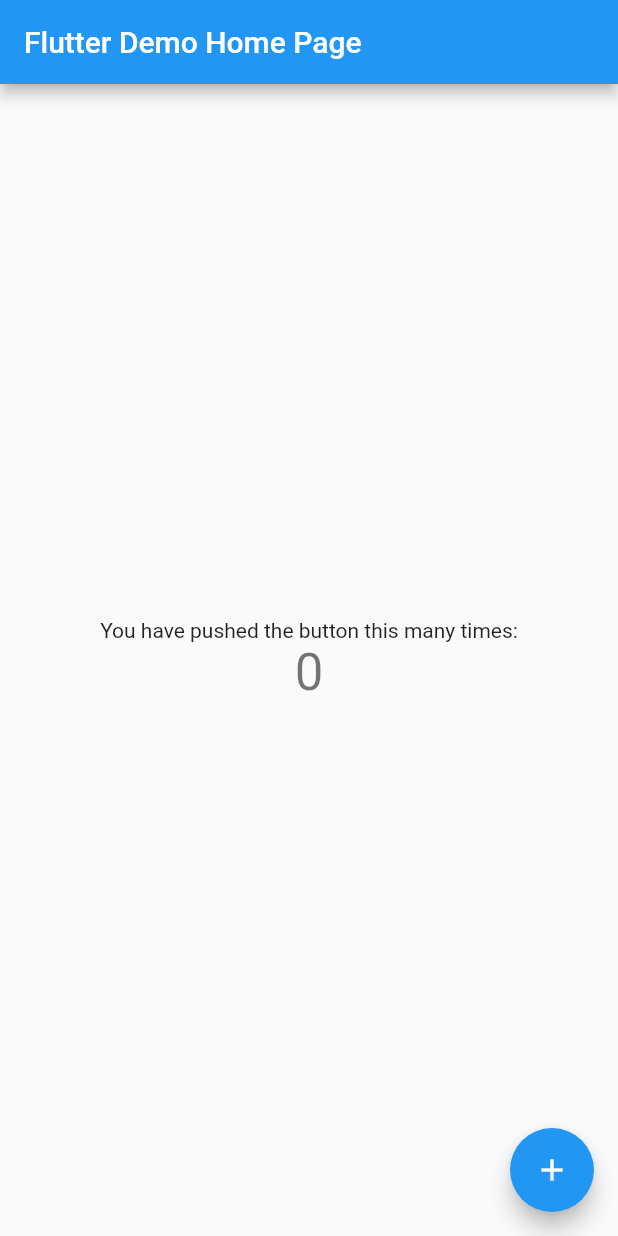
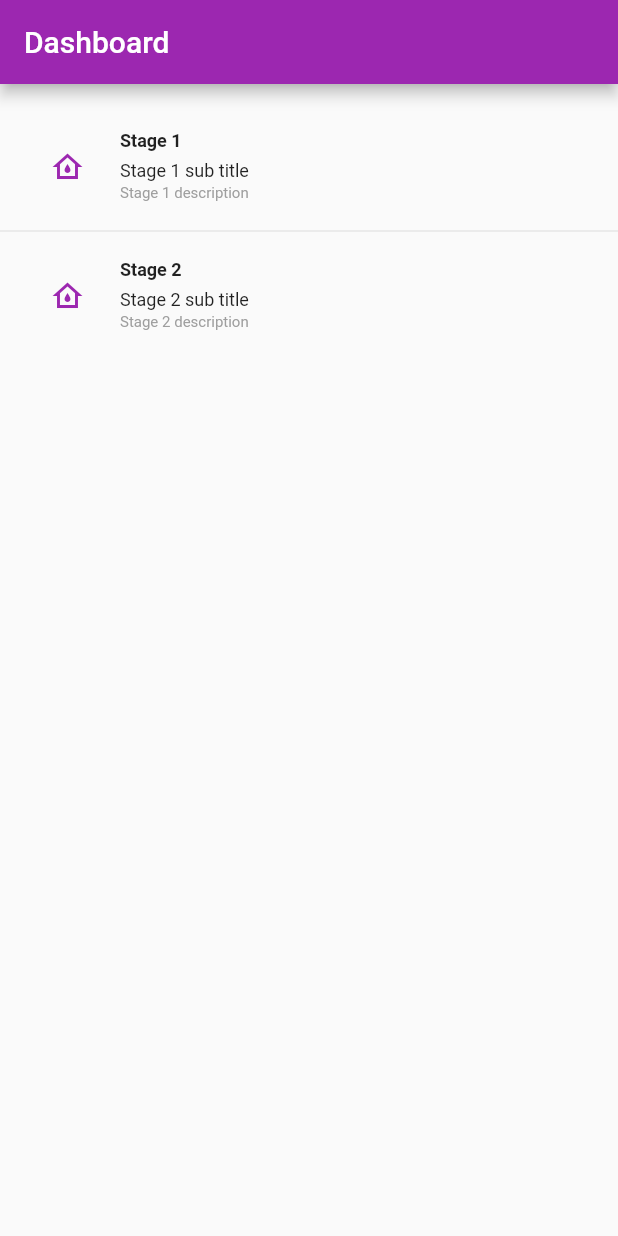
Before and after one commit to sachinsonvane/OPTUS_UI_Development, a Flutter app: the screen it shows after launch, on a phone screen of 412 x 824 dp. Run offline on Flutter 3.47's test engine with Material 2 defaults, Android fonts, the phone set to English and light mode, and no system bars.

Commit message:
Dashboard, Viewmodels, api changes

```diff
--- a/optusdemo/lib/main.dart
+++ b/optusdemo/lib/main.dart
@@ -1,115 +1,43 @@
 import 'package:flutter/material.dart';
 
+import 'package:flutter/cupertino.dart';
+import 'package:flutter/material.dart';
+import 'package:flutter/services.dart';
+import 'package:optusdemo/view/DashboardPage.dart';
+import 'package:optusdemo/viewmodel/DashboardViewModel.dart';
+import 'package:provider/provider.dart';
+
 void main() {
-  runApp(const MyApp());
+  WidgetsFlutterBinding.ensureInitialized();
+
+  SystemChrome.setPreferredOrientations(
+      [DeviceOrientation.portraitUp, DeviceOrientation.portraitDown]).then((_) {
+    runApp(MyApp());
+  });
 }
 
 class MyApp extends StatelessWidget {
-  const MyApp({Key? key}) : super(key: key);
+  // This widget is the root of your application.
 
-  // This widget is the root of your application.
   @override
   Widget build(BuildContext context) {
-    return MaterialApp(
-      title: 'Flutter Demo',
-      theme: ThemeData(
-        // This is the theme of your application.
-        //
-        // Try running your application with "flutter run". You'll see the
-        // application has a blue toolbar. Then, without quitting the app, try
-        // changing the primarySwatch below to Colors.green and then invoke
-        // "hot reload" (press "r" in the console where you ran "flutter run",
-        // or simply save your changes to "hot reload" in a Flutter IDE).
-        // Notice that the counter didn't reset back to zero; the application
-        // is not restarted.
-        primarySwatch: Colors.blue,
+    return MultiProvider(
+      providers: [
+        ChangeNotifierProvider.value(value: DashboardViewModel()),
+      ],
+      child: MaterialApp(
+        debugShowCheckedModeBanner: false,
+        title: 'Dashboard',
+        theme: ThemeData(
+          appBarTheme: AppBarTheme(),
+          primarySwatch: Colors.purple,
+          accentColor: Colors.deepOrange,
+        ),
+        initialRoute: '/',
+        routes: {
+          '/': (context) => DashboardPage(),
+        },
       ),
-      home: const MyHomePage(title: 'Flutter Demo Home Page'),
     );
   }
 }
-
-class MyHomePage extends StatefulWidget {
-  const MyHomePage({Key? key, required this.title}) : super(key: key);
-
-  // This widget is the home page of your application. It is stateful, meaning
-  // that it has a State object (defined below) that contains fields that affect
-  // how it looks.
-
-  // This class is the configuration for the state. It holds the values (in this
-  // case the title) provided by the parent (in this case the App widget) and
-  // used by the build method of the State. Fields in a Widget subclass are
-  // always marked "final".
-
-  final String title;
-
-  @override
-  State<MyHomePage> createState() => _MyHomePageState();
-}
-
-class _MyHomePageState extends State<MyHomePage> {
-  int _counter = 0;
-
-  void _incrementCounter() {
-    setState(() {
-      // This call to setState tells the Flutter framework that something has
-      // changed in this State, which causes it to rerun the build method below
-      // so that the display can reflect the updated values. If we changed
-      // _counter without calling setState(), then the build method would not be
-      // called again, and so nothing would appear to happen.
-      _counter++;
-    });
-  }
-
-  @override
-  Widget build(BuildContext context) {
-    // This method is rerun every time setState is called, for instance as done
-    // by the _incrementCounter method above.
-    //
-    // The Flutter framework has been optimized to make rerunning build methods
-    // fast, so that you can just rebuild anything that needs updating rather
-    // than having to individually change instances of widgets.
-    return Scaffold(
-      appBar: AppBar(
-        // Here we take the value from the MyHomePage object that was created by
-        // the App.build method, and use it to set our appbar title.
-        title: Text(widget.title),
-      ),
-      body: Center(
-        // Center is a layout widget. It takes a single child and positions it
-        // in the middle of the parent.
-        child: Column(
-          // Column is also a layout widget. It takes a list of children and
-          // arranges them vertically. By default, it sizes itself to fit its
-          // children horizontally, and tries to be as tall as its parent.
-          //
-          // Invoke "debug painting" (press "p" in the console, choose the
-          // "Toggle Debug Paint" action from the Flutter Inspector in Android
-          // Studio, or the "Toggle Debug Paint" command in Visual Studio Code)
-          // to see the wireframe for each widget.
-          //
-          // Column has various properties to control how it sizes itself and
-          // how it positions its children. Here we use mainAxisAlignment to
-          // center the children vertically; the main axis here is the vertical
-          // axis because Columns are vertical (the cross axis would be
-          // horizontal).
-          mainAxisAlignment: MainAxisAlignment.center,
-          children: <Widget>[
-            const Text(
-              'You have pushed the button this many times:',
-            ),
-            Text(
-              '$_counter',
-              style: Theme.of(context).textTheme.headline4,
-            ),
-          ],
-        ),
-      ),
-      floatingActionButton: FloatingActionButton(
-        onPressed: _incrementCounter,
-        tooltip: 'Increment',
-        child: const Icon(Icons.add),
-      ), // This trailing comma makes auto-formatting nicer for build methods.
-    );
-  }
-}
--- a/optusdemo/lib/repo/Repositorys.dart
+++ b/optusdemo/lib/repo/Repositorys.dart
@@ -13,9 +13,8 @@ class Repositorys {
 
     dynamic response = await _mediaService.getResponse(value);
     final jsonData = response['results'] as List;
-    List<StageInfo> mediaList =
-    jsonData.map((tagJson) => StageInfo.fromJson(tagJson)).toList();
-    return mediaList;
+    List<StageInfo> stageInfoList = jsonData.map((tagJson) => StageInfo.fromJson(tagJson)).toList();
+    return stageInfoList;
 
   }
 
@@ -28,4 +27,7 @@ class Repositorys {
     return userInfo;
 
   }
+
+
+
 }
--- a/optusdemo/lib/view/DashboardPage.dart
+++ b/optusdemo/lib/view/DashboardPage.dart
@@ -0,0 +1,115 @@
+
+
+import 'package:flutter/material.dart';
+import 'package:optusdemo/model/StageInfo.dart';
+import 'package:optusdemo/view/widgets/StageInfoListWidget.dart';
+
+import 'package:provider/provider.dart';
+
+import '../api/ApiResponses.dart';
+import '../viewmodel/DashboardViewModel.dart';
+
+class DashboardPage extends StatefulWidget {
+  @override
+  _DashboardPage createState() => _DashboardPage();
+}
+
+class _DashboardPage extends State<DashboardPage> {
+
+  List<StageInfo> getStaticData(){
+
+    List<StageInfo> stageInfoList = [
+      StageInfo(title: "Stage 1",subTitle: "Stage 1 sub title",desc: "Stage 1 description",startDate: "11-03-2022",endDate: "23-03-2022"),
+      StageInfo(title: "Stage 2",subTitle: "Stage 2 sub title",desc: "Stage 2 description",startDate: "11-03-2022",endDate: "23-03-2022"),
+
+    ];
+
+    return stageInfoList;
+  }
+
+  Widget getStageInfoListWidget(BuildContext context, ApiResponse apiResponse) {
+
+    // fro fetch live data
+    //List<StageInfo>? stageInfoList = apiResponse.data as List<StageInfo>?;
+
+    // for fetch static data
+    List<StageInfo>? stageInfoList = getStaticData();
+    apiResponse = ApiResponse.completed(stageInfoList);
+
+    switch (apiResponse.status) {
+      case Status.LOADING:
+        return Center(child: CircularProgressIndicator());
+      case Status.COMPLETED:
+        return Column(
+          mainAxisSize: MainAxisSize.min,
+          children: [
+            Expanded(
+              flex: 8,
+              child: StageInfoListWidget(stageInfoList!, (StageInfo stageInfo) {
+                Provider.of<DashboardViewModel>(context, listen: false)
+                    .setSelectedStageInfo(stageInfo);
+              }),
+            ),
+            Expanded(
+              flex: 2,
+              child: Align(
+                alignment: Alignment.bottomCenter,
+                child: Container()
+              ),
+            ),
+          ],
+        );
+      case Status.ERROR:
+        return Center(
+          child: Text('Please try again latter!!!'),
+        );
+      case Status.INITIAL:
+      default:
+        return Center(
+          child: Text('Stages data not found!'),
+        );
+    }
+  }
+
+  @override
+  Widget build(BuildContext context) {
+
+    ApiResponse apiResponse = Provider.of<DashboardViewModel>(context).response;
+    return Scaffold(
+      appBar: AppBar(
+        title: Text('Dashboard'),
+      ),
+      body: Column(
+        children: <Widget>[
+          Padding(
+            padding: const EdgeInsets.symmetric(vertical: 10.0),
+            child: Row(
+              children: <Widget>[
+                Expanded(
+                  child: Container(
+                    margin: EdgeInsets.symmetric(horizontal: 20.0),
+                    decoration: BoxDecoration(
+                      color: Theme.of(context).accentColor.withAlpha(50),
+                      borderRadius: BorderRadius.circular(30.0),
+                    ),
+                    child: null
+                  ),
+                ),
+              ],
+            ),
+          ),
+          Expanded(child: getStageInfoListWidget(context, apiResponse)),
+        ],
+      ),
+    );
+  }
+}
+
+
+/*
+if (value.isNotEmpty) {
+Provider.of<DashboardViewModel>(context, listen: false)
+    .setSelectedStageInfo(null);
+Provider.of<DashboardViewModel>(context, listen: false)
+    .fetchStageInfoData(value);
+}*/
--- /dev/null
+++ b/optusdemo/lib/view/widgets/StageInfoListWidget.dart
@@ -0,0 +1,119 @@
+import 'package:flutter/material.dart';
+import 'package:optusdemo/model/StageInfo.dart';
+import 'package:provider/provider.dart';
+
+import '../../viewmodel/DashboardViewModel.dart';
+
+class StageInfoListWidget extends StatefulWidget {
+
+  final List<StageInfo> _stageInfoList;
+  final Function _function;
+
+  StageInfoListWidget(this._stageInfoList, this._function);
+
+  @override
+  _StageInfoListWidgetState createState() => _StageInfoListWidgetState();
+}
+
+class _StageInfoListWidgetState extends State<StageInfoListWidget> {
+
+  Widget _buildSongItem(StageInfo stageInfo) {
+
+    StageInfo? _selectedStageInfo = Provider.of<DashboardViewModel>(context).stageInfo;
+
+    return Padding(
+      padding: const EdgeInsets.symmetric(vertical: 10.0, horizontal: 20.0),
+      child: Row(
+        children: <Widget>[
+          ClipRRect(
+            borderRadius: BorderRadius.circular(12.0),
+            child: Container(
+              width: 50,
+              height: 50,
+              child: Icon(
+                Icons.water_damage_outlined,
+                color: Theme.of(context).primaryColor,
+              ),
+            ),
+          ),
+          SizedBox(
+            width: 10.0,
+          ),
+          Expanded(
+            child: Column(
+                crossAxisAlignment: CrossAxisAlignment.start,
+                children: <Widget>[
+                  Text(
+                    stageInfo.title ?? '',
+                    style: TextStyle(
+                      fontSize: 12.0,
+                      fontWeight: FontWeight.w600,
+                    ),
+                    maxLines: 1,
+                    overflow: TextOverflow.ellipsis,
+                  ),
+                  SizedBox(
+                    height: 6,
+                  ),
+                  Text(
+                    stageInfo.subTitle ?? '',
+                    style: TextStyle(
+                      fontSize: 12.0,
+                      fontWeight: FontWeight.w400,
+                    ),
+                    maxLines: 1,
+                    overflow: TextOverflow.ellipsis,
+                  ),
+                  SizedBox(
+                    height: 2,
+                  ),
+                  Text(
+                    stageInfo.desc ?? '',
+                    style: TextStyle(
+                      fontSize: 10.0,
+                      color: Colors.grey,
+                    ),
+                    maxLines: 1,
+                    overflow: TextOverflow.ellipsis,
+                  ),
+                ]),
+          ),
+          if (_selectedStageInfo != null &&
+              _selectedStageInfo.title == stageInfo.title)
+            Icon(
+              Icons.visibility,
+              color: Theme.of(context).primaryColor,
+            ),
+        ],
+      ),
+    );
+  }
+
+  @override
+  Widget build(BuildContext context) {
+    return SingleChildScrollView(
+      child: Column(children: <Widget>[
+        ListView.separated(
+          shrinkWrap: true,
+          physics: NeverScrollableScrollPhysics(),
+          scrollDirection: Axis.vertical,
+          itemCount: widget._stageInfoList.length,
+          separatorBuilder: (context, index) {
+            return Divider();
+          },
+          itemBuilder: (BuildContext context, int index) {
+            StageInfo data = widget._stageInfoList[index];
+            return InkWell(
+              onTap: () {
+                if (null != data.title) {
+                  widget._function(data);
+                }
+              },
+              child: _buildSongItem(data),
+            );
+          },
+        ),
+      ]),
+    );
+  }
+}
--- a/optusdemo/lib/viewmodel/DashboardViewModel.dart
+++ b/optusdemo/lib/viewmodel/DashboardViewModel.dart
@@ -0,0 +1,40 @@
+import 'package:flutter/cupertino.dart';
+import 'package:optusdemo/model/StageInfo.dart';
+import 'package:optusdemo/repo/Repositorys.dart';
+
+import '../api/ApiResponses.dart';
+
+class DashboardViewModel with ChangeNotifier {
+
+  ApiResponse _apiResponse = ApiResponse.initial('Empty data');
+
+  StageInfo? _stageInfo;
+
+  ApiResponse get response {
+    return _apiResponse;
+  }
+
+  StageInfo? get stageInfo {
+    return _stageInfo;
+  }
+
+  /// Call the stageInfo service and gets the data of requested media data of
+
+  Future<void> fetchStageInfoData(String value) async {
+    _apiResponse = ApiResponse.loading('Fetching artist data');
+    notifyListeners();
+    try {
+      List<StageInfo> stageInfoList = await Repositorys().fetchStageInfoList(value);
+      _apiResponse = ApiResponse.completed(stageInfoList);
+    } catch (e) {
+      _apiResponse = ApiResponse.error(e.toString());
+      print(e);
+    }
+    notifyListeners();
+  }
+
+  void setSelectedStageInfo(StageInfo? stageInfo) {
+    _stageInfo = stageInfo;
+    notifyListeners();
+  }
+}
```
Also changed, not shown: 1 other file.
